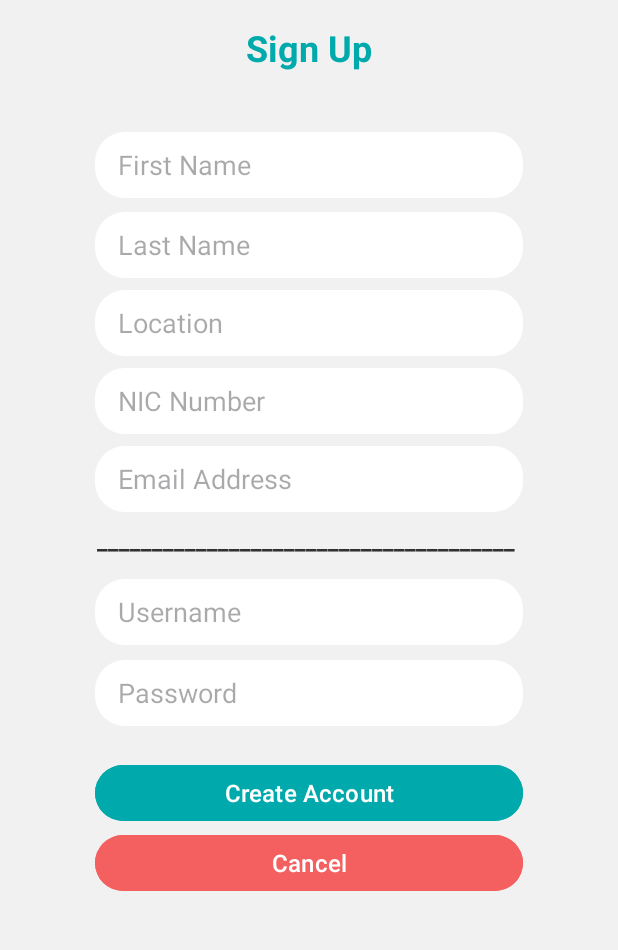
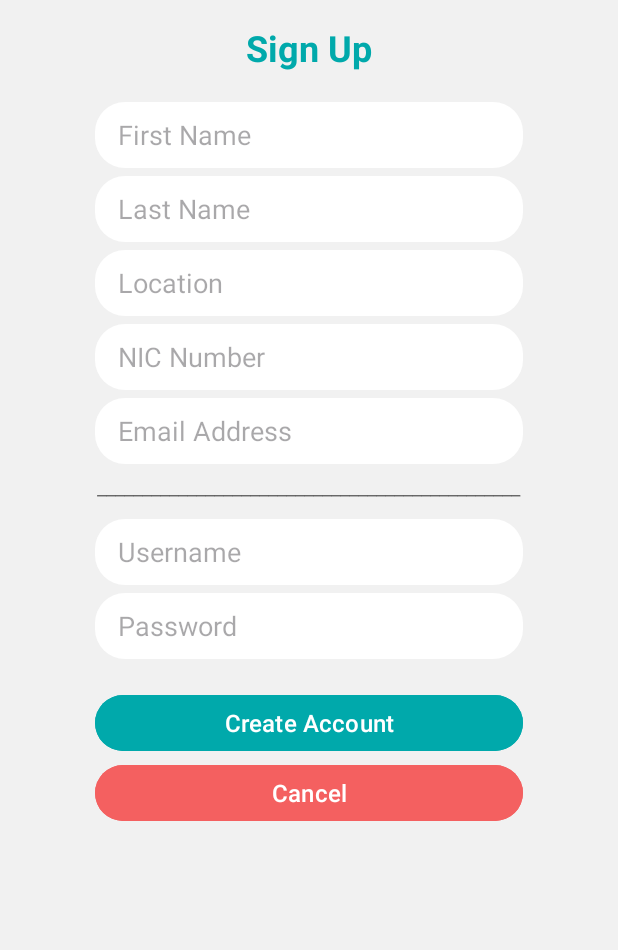
Before and after one commit to RameshRukshan/PicNCharge, an Android app: the sign_up screen opened directly, with no data from a screen before it, on a phone screen of 412 x 824 dp, the part 181-1131 px from its top. Run offline under Robolectric (Android 15) with nearby library versions, the phone set to English and light mode, and no system bars.

Commit message:
UI changes Done

```diff
--- a/app/src/main/res/layout/activity_sign_up.xml
+++ b/app/src/main/res/layout/activity_sign_up.xml
@@ -35,14 +35,12 @@
         android:id="@+id/txt_signup_firstname"
         android:layout_width="285dp"
         android:layout_height="44dp"
-        android:layout_marginTop="40dp"
-        android:layout_marginBottom="9dp"
+        android:layout_marginTop="20dp"
         android:background="@drawable/curved_background"
         android:ems="10"
         android:hint="First Name"
         android:inputType="text"
         android:paddingLeft="15dp"
-        app:layout_constraintBottom_toTopOf="@+id/txt_signup_lastname"
         app:layout_constraintEnd_toEndOf="parent"
         app:layout_constraintStart_toStartOf="parent"
         app:layout_constraintTop_toBottomOf="@+id/textView2" />
@@ -51,7 +49,7 @@
         android:id="@+id/txt_signup_lastname"
         android:layout_width="285dp"
         android:layout_height="44dp"
-        android:layout_marginTop="9dp"
+        android:layout_marginTop="5dp"
         android:background="@drawable/curved_background"
         android:ems="10"
         android:hint="Last Name"
@@ -65,7 +63,7 @@
         android:id="@+id/txt_signup_locatin"
         android:layout_width="285dp"
         android:layout_height="44dp"
-        android:layout_marginTop="8dp"
+        android:layout_marginTop="5dp"
         android:background="@drawable/curved_background"
         android:ems="10"
         android:hint="Location"
@@ -79,7 +77,7 @@
         android:id="@+id/txt_signup_nicnumber"
         android:layout_width="285dp"
         android:layout_height="44dp"
-        android:layout_marginTop="8dp"
+        android:layout_marginTop="5dp"
         android:background="@drawable/curved_background"
         android:ems="10"
         android:hint="NIC Number"
@@ -93,7 +91,7 @@
         android:id="@+id/txt_signup_emailaddress"
         android:layout_width="285dp"
         android:layout_height="44dp"
-        android:layout_marginTop="8dp"
+        android:layout_marginTop="5dp"
         android:background="@drawable/curved_background"
         android:ems="10"
         android:hint="Email Address"
@@ -107,7 +105,7 @@
         android:id="@+id/txt_signup_username"
         android:layout_width="285dp"
         android:layout_height="44dp"
-        android:layout_marginTop="11dp"
+        android:layout_marginTop="5dp"
         android:background="@drawable/curved_background"
         android:ems="10"
         android:hint="Username"
@@ -121,7 +119,7 @@
         android:id="@+id/txt_signup_password"
         android:layout_width="285dp"
         android:layout_height="44dp"
-        android:layout_marginTop="10dp"
+        android:layout_marginTop="5dp"
         android:background="@drawable/curved_background"
         android:ems="10"
         android:hint="Password"
@@ -135,7 +133,7 @@
         android:id="@+id/btn_signup_createaccount"
         android:layout_width="285dp"
         android:layout_height="45dp"
-        android:layout_marginTop="22dp"
+        android:layout_marginTop="20dp"
         android:backgroundTint="#00A9AB"
         android:text="Create Account"
         android:textSize="16sp"
@@ -159,11 +157,10 @@
         android:id="@+id/textView3"
         android:layout_width="283dp"
         android:layout_height="26dp"
-        android:layout_marginTop="7dp"
-        android:text="________________________________________"
-        android:textColor="#CC000000"
-        android:textSize="16sp"
-        android:textStyle="bold"
+        android:layout_marginTop="5dp"
+        android:text="________________________________________________"
+        android:textColor="#990D0D0D"
+        android:textSize="14sp"
         app:layout_constraintEnd_toEndOf="parent"
         app:layout_constraintStart_toStartOf="parent"
         app:layout_constraintTop_toBottomOf="@+id/txt_signup_emailaddress" />
```
